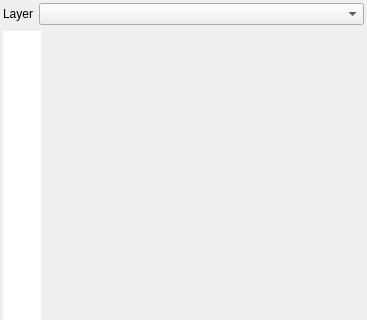
Old version of the form src/ui/qgsmapstylingwidgetbase.ui in the repository carsmie/QGIS; both pictures show x 0 to 367 and y 0 to 320 of the 367 by 466 pixel window.
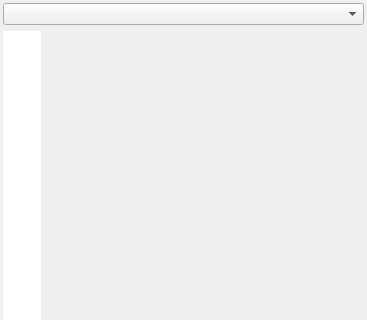
New version of the form. Icons and pictures are not drawn. Custom widgets are drawn as their Qt base class.

Commit message: Rename Map Styling Dock to Layer Styling Dock

What changed in the file:
```diff
--- a/src/ui/qgsmapstylingwidgetbase.ui
+++ b/src/ui/qgsmapstylingwidgetbase.ui
@@ -187,19 +187,6 @@
          <property name="spacing">
           <number>6</number>
          </property>
-         <item>
-          <widget class="QLabel" name="textLabel">
-           <property name="sizePolicy">
-            <sizepolicy hsizetype="Maximum" vsizetype="Preferred">
-             <horstretch>0</horstretch>
-             <verstretch>0</verstretch>
-            </sizepolicy>
-           </property>
-           <property name="text">
-            <string>Layer</string>
-           </property>
-          </widget>
-         </item>
          <item>
           <widget class="QgsMapLayerComboBox" name="mLayerCombo">
            <property name="sizePolicy">
```
Left out of the diff: 30 changed lines with no effect on the pictures. The commit also changes 26 other files.
